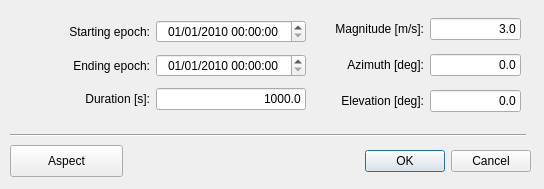
Qt form sta-src/Maneuvers/deltaVDialog.ui (Dwarf-Planet-Project/SpaceDesignTool) before a commit.
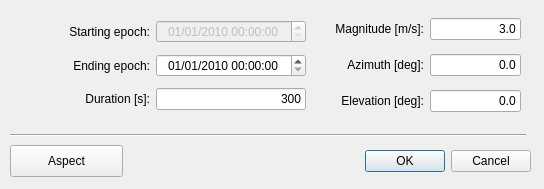
The same form after that commit. Icons and pictures are not drawn.

Commit message: connecting the GUI of the deltaV maneuver

What changed in the file:
```diff
--- a/sta-src/Maneuvers/deltaVDialog.ui
+++ b/sta-src/Maneuvers/deltaVDialog.ui
@@ -84,6 +84,9 @@
     </item>
     <item row="0" column="1">
      <widget class="QDateTimeEdit" name="startDateTimeEdit">
+      <property name="enabled">
+       <bool>false</bool>
+      </property>
       <property name="toolTip">
        <string>The starting epoch of this participant</string>
       </property>
@@ -147,7 +150,7 @@
        </size>
       </property>
       <property name="text">
-       <string>1000.0</string>
+       <string>300</string>
       </property>
       <property name="alignment">
        <set>Qt::AlignRight|Qt::AlignTrailing|Qt::AlignVCenter</set>
```
Left out of the diff: 2 changed lines with no effect on the pictures. The commit also changes 3 other files.
